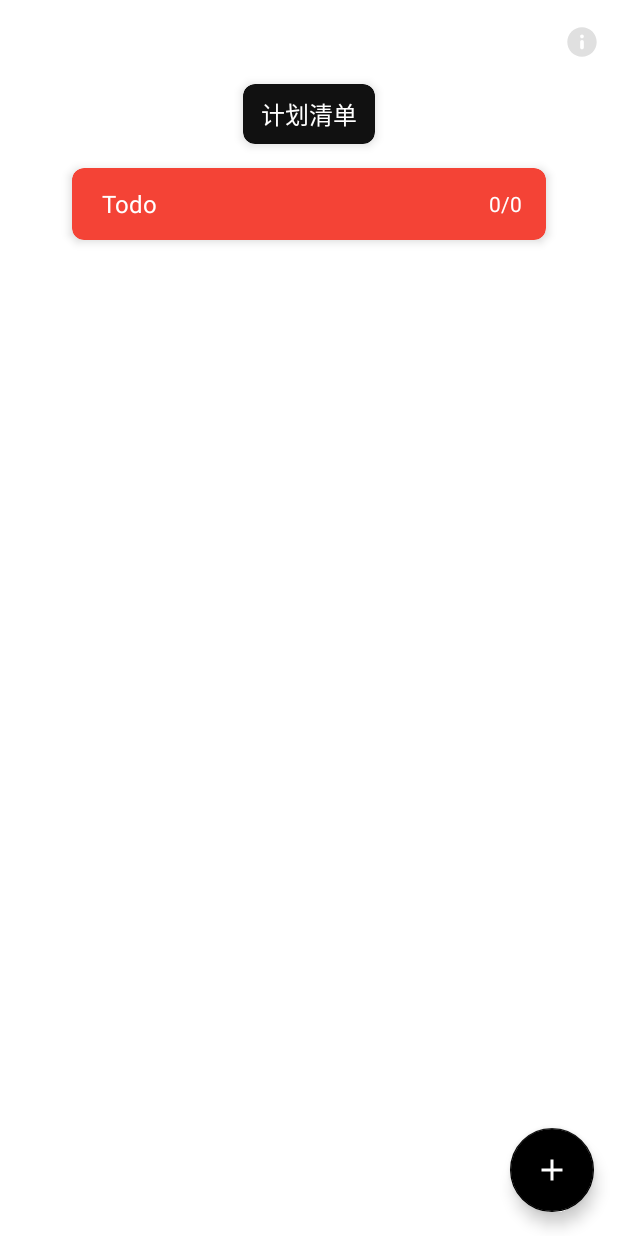
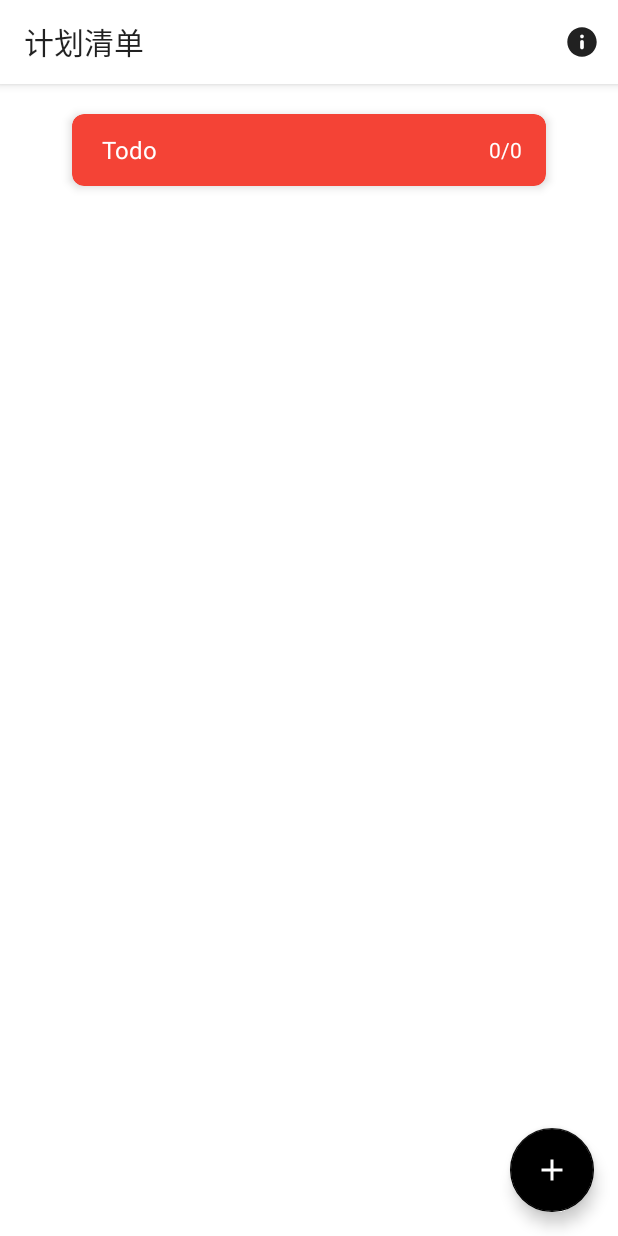
Before and after one commit to csming1995/hundredpercent, an Android app: the screen it shows after launch (MainActivity), on a phone screen of 412 x 824 dp. Run offline under Robolectric (Android 15) with nearby library versions, the phone set to English and light mode, and no system bars; our stand-ins replace Dagger/Hilt's generated code, Room's generated code, Timber; libraries missing offline, so code that uses them is left out: com.crashlytics.android, com.umeng.analytics, com.umeng.commonsdk, io.fabric.sdk; 6 statements that could not run were skipped.

Commit message:
优化首页布局

```diff
--- a/app/src/main/AndroidManifest.xml
+++ b/app/src/main/AndroidManifest.xml
@@ -29,7 +29,7 @@
             android:windowSoftInputMode="adjustPan">
         </activity>
         <activity android:name=".record.RecordsActivity"
-            android:theme="@style/AppTheme">
+            android:theme="@style/toolBar">
         </activity>
         <activity android:name=".record.AddRecordActivity"
             android:theme="@style/AppTheme"
--- a/app/src/main/java/com/csming/percent/common/FabScrollBehavior.java
+++ b/app/src/main/java/com/csming/percent/common/FabScrollBehavior.java
@@ -40,11 +40,11 @@ public class FabScrollBehavior extends FloatingActionButton.Behavior {
     private void animateOut(FloatingActionButton fab) {
         CoordinatorLayout.LayoutParams layoutParams = (CoordinatorLayout.LayoutParams) fab.getLayoutParams();
         int bottomMargin = layoutParams.bottomMargin;
-        fab.animate().translationY(fab.getHeight() + bottomMargin).setInterpolator(new LinearInterpolator()).start();
+        fab.animate().translationY(fab.getHeight() + bottomMargin).setDuration(300).setInterpolator(new LinearInterpolator()).start();
     }
 
     // FAB移入屏幕动画（显示动画）
     private void animateIn(FloatingActionButton fab) {
-        fab.animate().translationY(0).setInterpolator(new LinearInterpolator()).start();
+        fab.animate().translationY(0).setDuration(300).setInterpolator(new LinearInterpolator()).start();
     }
 }
--- a/app/src/main/java/com/csming/percent/main/MainActivity.java
+++ b/app/src/main/java/com/csming/percent/main/MainActivity.java
@@ -48,8 +48,8 @@ public class MainActivity extends DaggerAppCompatActivity {
         super.onCreate(savedInstanceState);
         setContentView(R.layout.activity_main);
 
+        initView();
         initToolBar();
-        initView();
     }
 
     @Override
@@ -86,13 +86,14 @@ public class MainActivity extends DaggerAppCompatActivity {
      */
     private void initToolBar() {
         toolbar = findViewById(R.id.toolbar);
+        toolbar.setBackgroundColor(getResources().getColor(R.color.color_ffffff));
+
         setSupportActionBar(toolbar);
         ActionBar actionBar = getSupportActionBar();
-
         if (actionBar != null) {
             actionBar.setDisplayHomeAsUpEnabled(false);
             actionBar.setDisplayShowHomeEnabled(false);
-            actionBar.setTitle(null);
+            actionBar.setTitle(R.string.title_plan);
         }
 
     }
@@ -112,11 +113,6 @@ public class MainActivity extends DaggerAppCompatActivity {
 
         mAdapterPlans.setOnItemClickListener((view1, position, plan) -> {
             startActivity(RecordsActivity.getIntent(this, plan.getId()));
-            overridePendingTransition(R.anim.activity_alpha_enter, R.anim.activity_alpha_exit);
-        });
-
-        mAdapterPlans.setOnInfoClickListener(view -> {
-            startActivity(SettingActivity.getIntent(this));
             overridePendingTransition(R.anim.activity_alpha_enter, R.anim.activity_alpha_exit);
         });
 
--- a/app/src/main/java/com/csming/percent/main/adapter/PlanListAdapter.java
+++ b/app/src/main/java/com/csming/percent/main/adapter/PlanListAdapter.java
@@ -33,14 +33,9 @@ public class PlanListAdapter extends RecyclerView.Adapter<RecyclerView.ViewHolde
 
     private OnItemClickListener mOnItemClickListener = null;
     private OnItemLongClickListener mOnItemLongClickListener = null;
-    private OnInfoClickListener mOnInfoClickListener = null;
 
     public interface OnItemClickListener {
         void onItemClick(View view, int position, Plan plan);
-    }
-
-    public interface OnInfoClickListener {
-        void onInfoClick(View view);
     }
 
     public interface OnItemLongClickListener {
@@ -49,14 +44,6 @@ public class PlanListAdapter extends RecyclerView.Adapter<RecyclerView.ViewHolde
 
     public void setOnItemClickListener(OnItemClickListener onItemClickListener) {
         mOnItemClickListener = onItemClickListener;
-    }
-
-    public void setOnItemLongClickListener(OnItemLongClickListener onItemLongClickListener) {
-        mOnItemLongClickListener = onItemLongClickListener;
-    }
-
-    public void setOnInfoClickListener(OnInfoClickListener onInfoClickListener) {
-        mOnInfoClickListener = onInfoClickListener;
     }
 
     public void setData(List<Plan> plans) {
@@ -104,12 +91,6 @@ public class PlanListAdapter extends RecyclerView.Adapter<RecyclerView.ViewHolde
                     return true;
                 });
             }
-        } else if (getItemViewType(position) == ITEM_TYPE_HEADER) {
-            ((HeaderViewHolder) holder).setInfoClickListener(view -> {
-                if (mOnInfoClickListener != null) {
-                    mOnInfoClickListener.onInfoClick(view);
-                }
-            });
         }
     }
 
@@ -167,16 +148,16 @@ public class PlanListAdapter extends RecyclerView.Adapter<RecyclerView.ViewHolde
 
     private static class HeaderViewHolder extends RecyclerView.ViewHolder {
 
-        private CardView mCvTitle;
+//        private CardView mCvTitle;
 
         HeaderViewHolder(@NonNull View itemView) {
             super(itemView);
-            mCvTitle = itemView.findViewById(R.id.cv_title);
+//            mCvTitle = itemView.findViewById(R.id.cv_title);
         }
 
-        private void setInfoClickListener(View.OnClickListener onClickListener) {
-            mCvTitle.setOnClickListener(onClickListener);
-        }
+//        private void setInfoClickListener(View.OnClickListener onClickListener) {
+//            mCvTitle.setOnClickListener(onClickListener);
+//        }
 
     }
 
--- a/app/src/main/res/drawable/ic_info.xml
+++ b/app/src/main/res/drawable/ic_info.xml
@@ -1,6 +1,6 @@
 <vector android:height="24dp" android:viewportHeight="1024"
     android:viewportWidth="1024" android:width="24dp" xmlns:android="http://schemas.android.com/apk/res/android">
     <path
-        android:fillColor="#E0E0E0"
+        android:fillColor="#212121"
         android:pathData="M512,929c230.52,0 418.08,-187.55 418.08,-418.08 0,-230.53 -187.55,-418.08 -418.08,-418.08s-418.08,187.55 -418.08,418.08c0,230.52 187.55,418.08 418.08,418.08zM512,301.88c28.86,0 52.26,23.4 52.26,52.26 0,28.86 -23.4,52.26 -52.26,52.26s-52.26,-23.4 -52.26,-52.26c0,-28.86 23.4,-52.26 52.26,-52.26zM459.74,510.92c0,-28.86 23.4,-52.26 52.26,-52.26s52.26,23.4 52.26,52.26l0,156.77c0,28.86 -23.4,52.26 -52.26,52.26s-52.26,-23.4 -52.26,-52.26l0,-156.77z" />
 </vector>
--- a/app/src/main/res/layout/activity_main.xml
+++ b/app/src/main/res/layout/activity_main.xml
@@ -1,43 +1,52 @@
 <?xml version="1.0" encoding="utf-8"?>
-<FrameLayout xmlns:android="http://schemas.android.com/apk/res/android"
+<androidx.coordinatorlayout.widget.CoordinatorLayout xmlns:android="http://schemas.android.com/apk/res/android"
     xmlns:app="http://schemas.android.com/apk/res-auto"
     xmlns:tools="http://schemas.android.com/tools"
     android:layout_width="match_parent"
     android:layout_height="match_parent"
     android:background="@color/color_ffffff"
-    android:orientation="vertical"
+    android:fitsSystemWindows="true"
     tools:context=".main.MainActivity">
 
-    <com.csming.percent.common.widget.statuslayout.StatusLayout
-        android:id="@+id/status_layout"
+    <LinearLayout
         android:layout_width="match_parent"
-        android:layout_height="match_parent">
+        android:layout_height="match_parent"
+        android:orientation="vertical">
 
-        <androidx.recyclerview.widget.RecyclerView
-            android:id="@+id/rv_plans"
-            android:layout_width="match_parent"
-            android:layout_height="match_parent"
-            android:overScrollMode="never" />
-
-    </com.csming.percent.common.widget.statuslayout.StatusLayout>
-
-    <!--App Bar-->
-    <com.google.android.material.appbar.AppBarLayout
-        android:id="@+id/app_bar_layout"
-        android:layout_width="match_parent"
-        android:layout_height="?attr/actionBarSize"
-        android:background="#00ffffff"
-        app:elevation="0dp">
-
-        <androidx.appcompat.widget.Toolbar
-            android:id="@+id/toolbar"
+        <!--App Bar-->
+        <com.google.android.material.appbar.AppBarLayout
+            android:id="@+id/app_bar_layout"
             android:layout_width="match_parent"
             android:layout_height="?attr/actionBarSize"
-            android:layout_gravity="top">
+            android:elevation="4dp"
+            app:elevation="4dp">
 
-        </androidx.appcompat.widget.Toolbar>
+            <androidx.appcompat.widget.Toolbar
+                android:id="@+id/toolbar"
+                android:layout_width="match_parent"
+                android:layout_height="match_parent"
+                android:layout_gravity="top"
+                android:elevation="4dp"
+                app:elevation="4dp">
 
-    </com.google.android.material.appbar.AppBarLayout>
+            </androidx.appcompat.widget.Toolbar>
+
+        </com.google.android.material.appbar.AppBarLayout>
+
+        <com.csming.percent.common.widget.statuslayout.StatusLayout
+            android:id="@+id/status_layout"
+            android:layout_width="match_parent"
+            android:layout_height="0dp"
+            android:layout_weight="1">
+
+            <androidx.recyclerview.widget.RecyclerView
+                android:id="@+id/rv_plans"
+                android:layout_width="match_parent"
+                android:layout_height="match_parent"
+                android:overScrollMode="never" />
+
+        </com.csming.percent.common.widget.statuslayout.StatusLayout>
+    </LinearLayout>
 
     <com.google.android.material.floatingactionbutton.FloatingActionButton
         android:id="@+id/fab_add_plan"
@@ -47,7 +56,8 @@
         android:layout_marginEnd="16dp"
         android:layout_marginBottom="16dp"
         app:backgroundTint="@color/color_000000"
+        app:layout_behavior="com.csming.percent.common.FabScrollBehavior"
         app:rippleColor="@color/color_000000"
         app:srcCompat="@drawable/ic_add" />
 
-</FrameLayout>
+</androidx.coordinatorlayout.widget.CoordinatorLayout>
--- a/app/src/main/res/layout/item_list_plan_header.xml
+++ b/app/src/main/res/layout/item_list_plan_header.xml
@@ -1,38 +1,37 @@
 <?xml version="1.0" encoding="utf-8"?>
 <FrameLayout xmlns:android="http://schemas.android.com/apk/res/android"
-    xmlns:app="http://schemas.android.com/apk/res-auto"
     android:layout_width="match_parent"
-    android:layout_height="wrap_content">
+    android:layout_height="20dp">
 
-    <androidx.cardview.widget.CardView
-        android:id="@+id/cv_title"
-        android:layout_width="wrap_content"
-        android:layout_height="wrap_content"
-        android:layout_gravity="top|center"
-        android:layout_marginTop="?attr/actionBarSize"
-        android:layout_marginBottom="16dp"
-        android:clickable="true"
-        android:focusable="true"
-        android:foreground="?android:attr/selectableItemBackground"
-        app:cardBackgroundColor="@color/color_111111"
-        app:cardCornerRadius="8dp"
-        app:cardElevation="4dp">
+    <!--<androidx.cardview.widget.CardView-->
+    <!--android:id="@+id/cv_title"-->
+    <!--android:layout_width="wrap_content"-->
+    <!--android:layout_height="wrap_content"-->
+    <!--android:layout_gravity="top|center"-->
+    <!--android:layout_marginTop="?attr/actionBarSize"-->
+    <!--android:layout_marginBottom="16dp"-->
+    <!--android:clickable="true"-->
+    <!--android:focusable="true"-->
+    <!--android:foreground="?android:attr/selectableItemBackground"-->
+    <!--app:cardBackgroundColor="@color/color_111111"-->
+    <!--app:cardCornerRadius="8dp"-->
+    <!--app:cardElevation="4dp">-->
 
-        <LinearLayout
-            android:layout_width="wrap_content"
-            android:layout_height="wrap_content"
-            android:orientation="horizontal">
+    <!--<LinearLayout-->
+    <!--android:layout_width="wrap_content"-->
+    <!--android:layout_height="wrap_content"-->
+    <!--android:orientation="horizontal">-->
 
-            <TextView
-                android:layout_width="wrap_content"
-                android:layout_height="wrap_content"
-                android:layout_marginStart="12dp"
-                android:layout_marginTop="8dp"
-                android:layout_marginEnd="12dp"
-                android:layout_marginBottom="8dp"
-                android:text="@string/title_plan"
-                android:textColor="@color/color_ffffff"
-                android:textSize="16dp" />
+    <!--<TextView-->
+    <!--android:layout_width="wrap_content"-->
+    <!--android:layout_height="wrap_content"-->
+    <!--android:layout_marginStart="12dp"-->
+    <!--android:layout_marginTop="8dp"-->
+    <!--android:layout_marginEnd="12dp"-->
+    <!--android:layout_marginBottom="8dp"-->
+    <!--android:text="@string/title_plan"-->
+    <!--android:textColor="@color/color_ffffff"-->
+    <!--android:textSize="16dp" />-->
 
             <!--<androidx.appcompat.widget.AppCompatImageView-->
             <!--android:layout_width="16dp"-->
@@ -40,9 +39,9 @@
             <!--android:layout_gravity="center"-->
             <!--android:layout_marginEnd="12dp"-->
             <!--app:srcCompat="@drawable/ic_info" />-->
-        </LinearLayout>
+    <!--</LinearLayout>-->
 
-    </androidx.cardview.widget.CardView>
+    <!--</androidx.cardview.widget.CardView>-->
 
     <!--Fixme 后续复盘该CardView 无法点击的问题-->
     <!--<androidx.cardview.widget.CardView-->
--- a/app/src/main/res/layout/item_list_record_footer.xml
+++ b/app/src/main/res/layout/item_list_record_footer.xml
@@ -1,7 +1,7 @@
 <?xml version="1.0" encoding="utf-8"?>
 <FrameLayout xmlns:android="http://schemas.android.com/apk/res/android"
     android:layout_width="match_parent"
-    android:layout_height="56dp"
+    android:layout_height="48dp"
     android:orientation="horizontal">
 
 </FrameLayout>
--- a/app/src/main/res/menu/menu_records.xml
+++ b/app/src/main/res/menu/menu_records.xml
@@ -5,10 +5,10 @@
     tools:showIn="navigation_view">
 
     <item
-        android:id="@+id/action_delete"
-        android:icon="@drawable/ic_delete"
+        android:id="@+id/action_edit"
+        android:icon="@drawable/ic_edit"
         android:orderInCategory="100"
-        android:title="@string/delete"
+        android:title="@string/title_edit_plan"
         app:showAsAction="always" />
 
 </menu>
--- a/app/src/main/res/values/colors.xml
+++ b/app/src/main/res/values/colors.xml
@@ -8,6 +8,8 @@
     <color name="color_111111">#111111</color>
     <color name="color_212121">#212121</color>
     <color name="color_424242">#424242</color>
+    <color name="color_757575">#757575</color>
+    <color name="color_9E9E9E">#9E9E9E</color>
     <color name="color_BDBDBD">#BDBDBD</color>
     <color name="color_ffffff">#ffffff</color>
     <color name="color_00000000">#00000000</color>
```
Also changed, not shown: app/src/main/java/com/csming/percent/record/RecordsActivity.java (+25 -9 lines), app/src/main/java/com/csming/percent/record/adapter/RecordListAdapter.java (+93 -77 lines), app/src/main/res/drawable/ic_setting.xml (deleted, +0 -6 lines), app/src/main/res/layout/item_list_record.xml (+16 -20 lines), app/src/main/res/layout/item_list_record_header.xml (+5 -20 lines), app/src/main/res/values/styles.xml (+8 -7 lines).
